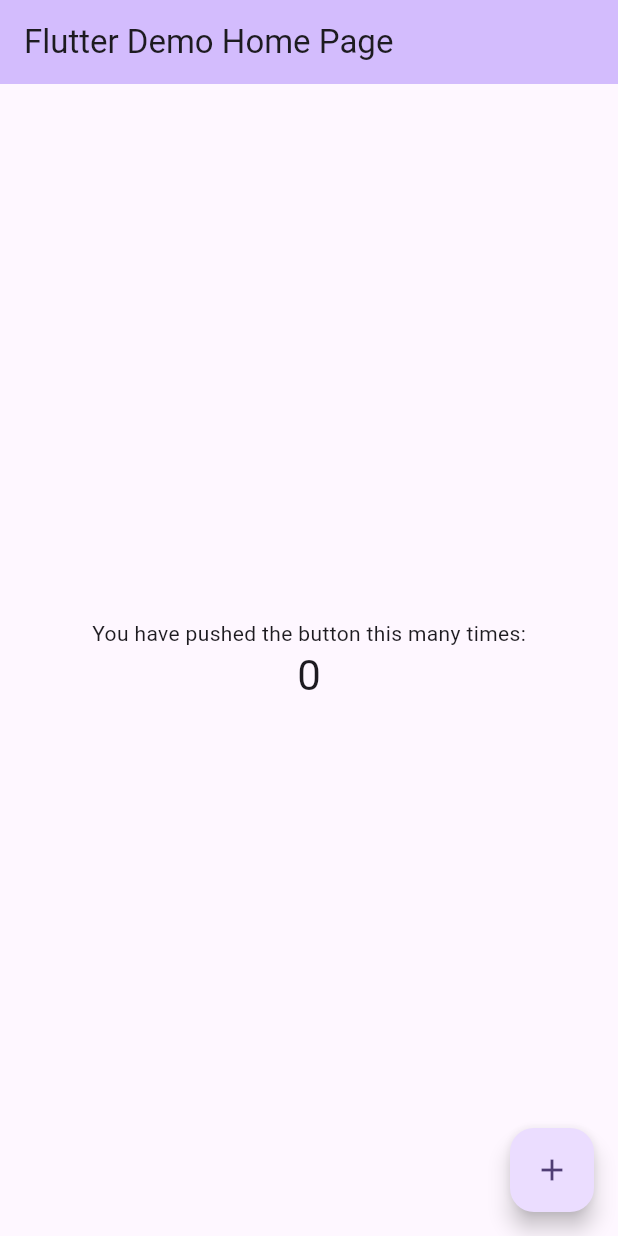
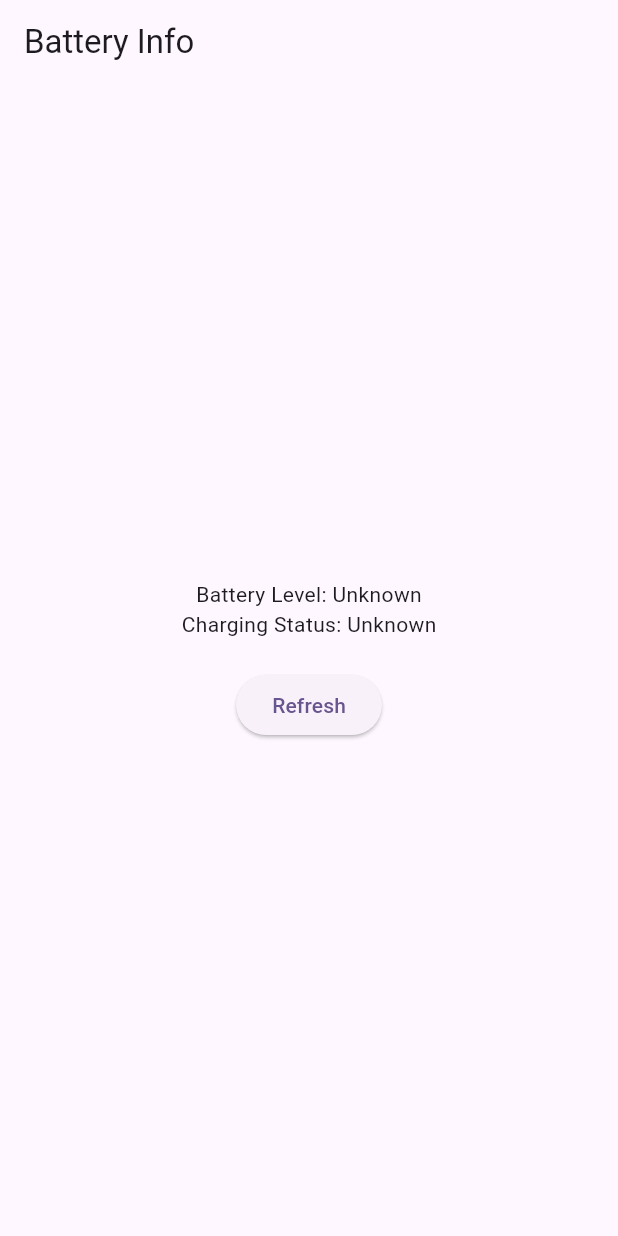
Before and after one commit to abdullah-19-8/battery_tracker, a Flutter app: the screen it shows after launch, on a phone screen of 412 x 824 dp. Run offline on Flutter 3.47's test engine with Material 3 defaults, Android fonts, the phone set to English and light mode, and no system bars.

Commit message:
simple UI created for tracking battery

```diff
--- a/lib/main.dart
+++ b/lib/main.dart
@@ -7,119 +7,52 @@ void main() {
 class MyApp extends StatelessWidget {
   const MyApp({super.key});
 
-  // This widget is the root of your application.
   @override
   Widget build(BuildContext context) {
     return MaterialApp(
-      title: 'Flutter Demo',
+      title: 'Battery Tracker',
       theme: ThemeData(
-        // This is the theme of your application.
-        //
-        // TRY THIS: Try running your application with "flutter run". You'll see
-        // the application has a purple toolbar. Then, without quitting the app,
-        // try changing the seedColor in the colorScheme below to Colors.green
-        // and then invoke "hot reload" (save your changes or press the "hot
-        // reload" button in a Flutter-supported IDE, or press "r" if you used
-        // the command line to start the app).
-        //
-        // Notice that the counter didn't reset back to zero; the application
-        // state is not lost during the reload. To reset the state, use hot
-        // restart instead.
-        //
-        // This works for code too, not just values: Most code changes can be
-        // tested with just a hot reload.
         colorScheme: ColorScheme.fromSeed(seedColor: Colors.deepPurple),
         useMaterial3: true,
       ),
-      home: const MyHomePage(title: 'Flutter Demo Home Page'),
+      home: const MyHomePage(),
     );
   }
 }
 
 class MyHomePage extends StatefulWidget {
-  const MyHomePage({super.key, required this.title});
-
-  // This widget is the home page of your application. It is stateful, meaning
-  // that it has a State object (defined below) that contains fields that affect
-  // how it looks.
-
-  // This class is the configuration for the state. It holds the values (in this
-  // case the title) provided by the parent (in this case the App widget) and
-  // used by the build method of the State. Fields in a Widget subclass are
-  // always marked "final".
-
-  final String title;
+  const MyHomePage({super.key});
 
   @override
   State<MyHomePage> createState() => _MyHomePageState();
 }
 
 class _MyHomePageState extends State<MyHomePage> {
-  int _counter = 0;
+  final String _batteryLevel = 'Unknown';
+  final String _chargingStatus = 'Unknown';
 
-  void _incrementCounter() {
-    setState(() {
-      // This call to setState tells the Flutter framework that something has
-      // changed in this State, which causes it to rerun the build method below
-      // so that the display can reflect the updated values. If we changed
-      // _counter without calling setState(), then the build method would not be
-      // called again, and so nothing would appear to happen.
-      _counter++;
-    });
-  }
+  Future<void> _refreshBatteryInfo() async {}
 
   @override
   Widget build(BuildContext context) {
-    // This method is rerun every time setState is called, for instance as done
-    // by the _incrementCounter method above.
-    //
-    // The Flutter framework has been optimized to make rerunning build methods
-    // fast, so that you can just rebuild anything that needs updating rather
-    // than having to individually change instances of widgets.
     return Scaffold(
       appBar: AppBar(
-        // TRY THIS: Try changing the color here to a specific color (to
-        // Colors.amber, perhaps?) and trigger a hot reload to see the AppBar
-        // change color while the other colors stay the same.
-        backgroundColor: Theme.of(context).colorScheme.inversePrimary,
-        // Here we take the value from the MyHomePage object that was created by
-        // the App.build method, and use it to set our appbar title.
-        title: Text(widget.title),
+        title: const Text('Battery Info'),
       ),
       body: Center(
-        // Center is a layout widget. It takes a single child and positions it
-        // in the middle of the parent.
         child: Column(
-          // Column is also a layout widget. It takes a list of children and
-          // arranges them vertically. By default, it sizes itself to fit its
-          // children horizontally, and tries to be as tall as its parent.
-          //
-          // Column has various properties to control how it sizes itself and
-          // how it positions its children. Here we use mainAxisAlignment to
-          // center the children vertically; the main axis here is the vertical
-          // axis because Columns are vertical (the cross axis would be
-          // horizontal).
-          //
-          // TRY THIS: Invoke "debug painting" (choose the "Toggle Debug Paint"
-          // action in the IDE, or press "p" in the console), to see the
-          // wireframe for each widget.
           mainAxisAlignment: MainAxisAlignment.center,
           children: <Widget>[
-            const Text(
-              'You have pushed the button this many times:',
-            ),
-            Text(
-              '$_counter',
-              style: Theme.of(context).textTheme.headlineMedium,
+            Text('Battery Level: $_batteryLevel'),
+            Text('Charging Status: $_chargingStatus'),
+            const SizedBox(height: 20),
+            ElevatedButton(
+              onPressed: _refreshBatteryInfo,
+              child: const Text('Refresh'),
             ),
           ],
         ),
       ),
-      floatingActionButton: FloatingActionButton(
-        onPressed: _incrementCounter,
-        tooltip: 'Increment',
-        child: const Icon(Icons.add),
-      ), // This trailing comma makes auto-formatting nicer for build methods.
     );
   }
 }
```
